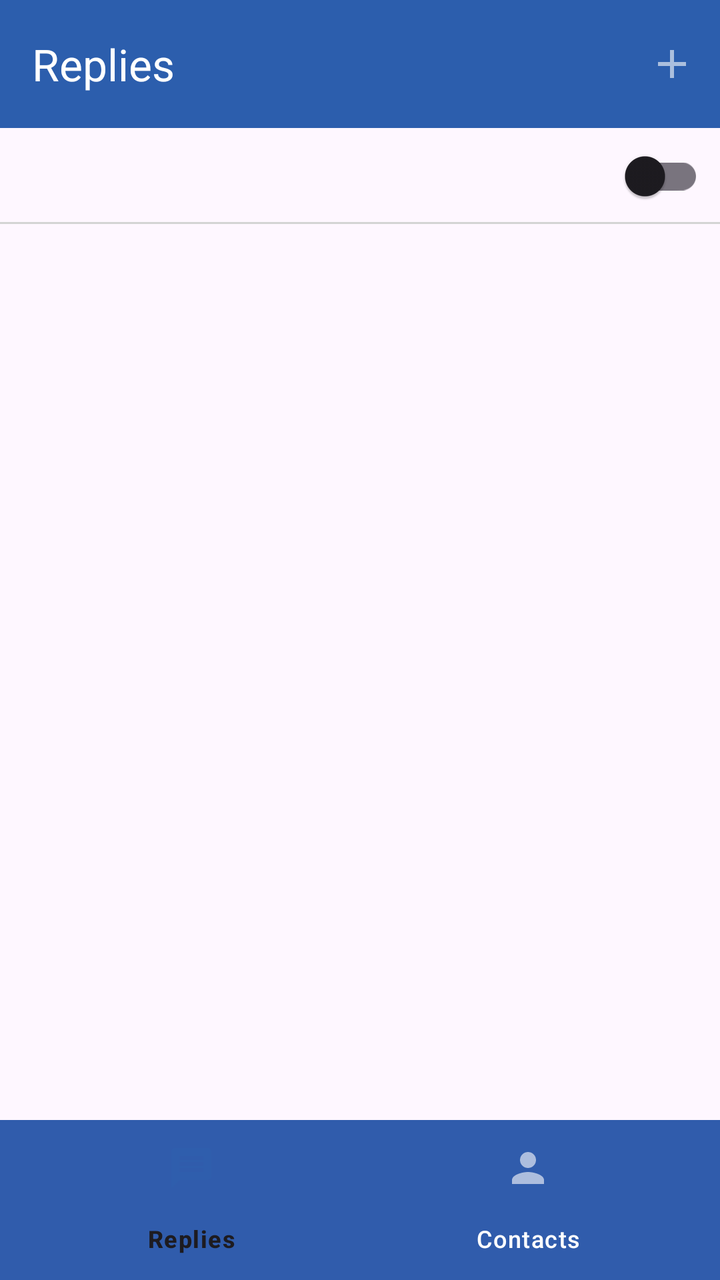
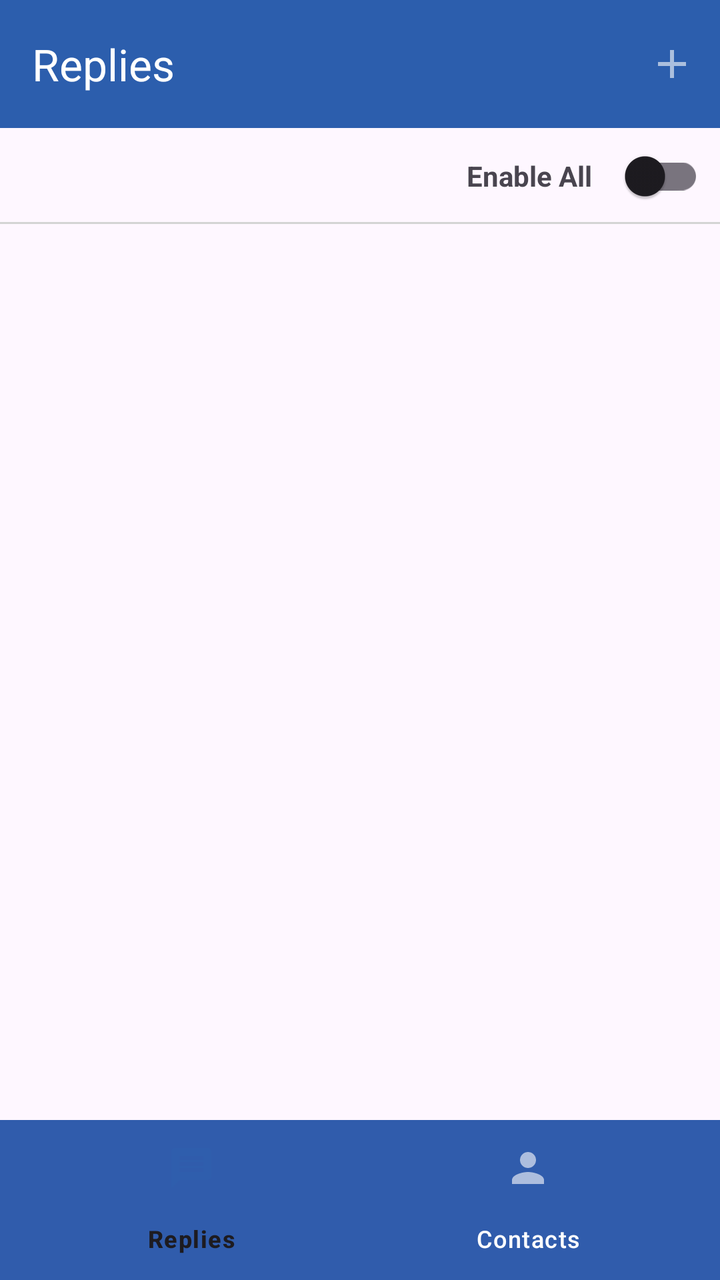

Screens rendered from an Android XML layout before and after an edit, with the pre-edit source and the edit as a unified diff.
<!-- AndroidManifest.xml: application theme Theme.CallSwitch -->
<!-- res/layout/fragment_replies.xml -->
<?xml version="1.0" encoding="utf-8"?>
<androidx.coordinatorlayout.widget.CoordinatorLayout xmlns:android="http://schemas.android.com/apk/res/android"
    xmlns:app="http://schemas.android.com/apk/res-auto"
    xmlns:tools="http://schemas.android.com/tools"
    android:id="@+id/main_fragment"
    android:layout_width="match_parent"
    android:layout_height="match_parent"
    tools:context=".RepliesActivity">

    <include layout="@layout/component_replies_app_bar"/>

    <RelativeLayout

        android:layout_width="match_parent"
        app:layout_behavior="@string/appbar_scrolling_view_behavior"
        android:layout_height="match_parent">

        <FrameLayout
            android:id="@+id/toggle_all_frame_view"
            android:layout_width="match_parent"
            android:layout_height="wrap_content">
            <com.google.android.material.switchmaterial.SwitchMaterial
                app:thumbIconSize="2dp"
                android:scrollbarSize="2dp"
                android:layout_gravity="end"
                android:id="@+id/toggle_all"
                android:layout_width="wrap_content"
                android:layout_height="wrap_content"
                android:layout_marginEnd="8dp"
                />
            <View
                android:layout_gravity="bottom"
                android:layout_width="match_parent"
                android:layout_height="1dp"
                android:background="@color/grey_3"/>
        </FrameLayout>
        <androidx.recyclerview.widget.RecyclerView
            android:paddingTop="16dp"
            android:layout_below="@id/toggle_all_frame_view"
            android:layout_width="match_parent"
            android:layout_height="match_parent"
            android:id="@+id/replies_recycler_view"
            android:layout_above="@id/bottom_nav_view"/>

        <include layout="@layout/component_bottom_nav_bar"
            android:id="@+id/bottom_nav_view"/>

    </RelativeLayout>


</androidx.coordinatorlayout.widget.CoordinatorLayout>
<!-- res/layout/component_replies_app_bar.xml (included above) -->
<?xml version="1.0" encoding="utf-8"?>
<com.google.android.material.appbar.AppBarLayout xmlns:android="http://schemas.android.com/apk/res/android"
    xmlns:app="http://schemas.android.com/apk/res-auto"
    android:id="@+id/toolbar_main"
    android:layout_width="match_parent"
    android:layout_height="wrap_content"
    android:fitsSystemWindows="true"
    app:liftOnScrollColor="@color/blue"
    app:liftOnScroll="true">

    <com.google.android.material.appbar.MaterialToolbar
        android:id="@+id/replies_toolbar"
        android:layout_width="match_parent"
        android:layout_height="wrap_content"
        android:minHeight="?attr/actionBarSize"
        app:menu="@menu/replies_menu"
        app:title="@string/replies_label"/>
</com.google.android.material.appbar.AppBarLayout>
<!-- res/layout/component_bottom_nav_bar.xml (included above) -->
<?xml version="1.0" encoding="utf-8"?>
<com.google.android.material.bottomnavigation.BottomNavigationView xmlns:android="http://schemas.android.com/apk/res/android"
    android:layout_width="match_parent"
    android:layout_height="wrap_content"
    android:fitsSystemWindows="true"
    android:id="@+id/bottom_nav_view"
    android:layout_alignParentBottom="true"
    xmlns:app="http://schemas.android.com/apk/res-auto"
    app:menu="@menu/bottom_navigation_menu" />
<!-- resources referenced by this layout -->
<resources>
  <color name="blue">#2C5EAD</color>
  <color name="grey_3">#d4d4d4</color>
  <string name="replies_label">Replies</string>
  <style name="Theme.CallSwitch" parent="Base.Theme.CallSwitch" />
  <style name="Base.Theme.CallSwitch" parent="Theme.Material3.DayNight.NoActionBar">
          
          
          <item name="colorSurface">@color/blue</item>
          <item name="toolbarStyle">@style/Widget.App.Toolbar</item>
          <item name="bottomNavigationStyle">@style/Widget.App.BottomNavigationView</item>
      </style>
  <style name="Widget.App.Toolbar" parent="Widget.Material3.Toolbar">
          <item name="materialThemeOverlay">@style/ThemeOverlay.App.Toolbar</item>
      </style>
  <style name="Widget.App.BottomNavigationView" parent="Widget.Material3.BottomNavigationView">
          <item name="materialThemeOverlay">@style/ThemeOverlay.App.BottomNavigationView</item>
      </style>
  <style name="ThemeOverlay.App.Toolbar" parent="">
          <item name="colorSurface">@color/blue</item>
          <item name="colorOnSurface">@color/blue</item>
          <item name="colorSurfaceContainer">@color/blue</item>
          <item name="colorOnSurfaceVariant">@color/white</item>
          <item name="titleTextColor">@color/white</item>
          <item name="iconTint">@color/white</item>
          <item name="textAppearanceTitleLarge">@style/TextAppearance.App.TitleLarge</item>
          <item name="textAppearanceTitleMedium">@style/TextAppearance.App.TitleMedium</item>
      </style>
  <style name="ThemeOverlay.App.BottomNavigationView" parent="">
          
          <item name="colorOnSurfaceVariant">@color/white</item>
          
          <item name="colorSurfaceContainer">@color/blue</item>
          
          <item name="colorSecondary">@color/blue</item>
          
          <item name="colorSecondaryContainer">@color/white</item>
          
          <item name="colorOnSecondaryContainer">@color/blue</item>
      </style>
  <color name="white">#FFFFFFFF</color>
  <style name="TextAppearance.App.TitleLarge" parent="TextAppearance.Material3.TitleLarge">
  
  
      </style>
  <style name="TextAppearance.App.TitleMedium" parent="TextAppearance.Material3.TitleMedium">
  
  
      </style>
</resources>

<!-- the commit's change to res/layout/fragment_replies.xml (unified diff, before → after) -->
@@ -19,15 +19,28 @@
             android:id="@+id/toggle_all_frame_view"
             android:layout_width="match_parent"
             android:layout_height="wrap_content">
-            <com.google.android.material.switchmaterial.SwitchMaterial
-                app:thumbIconSize="2dp"
-                android:scrollbarSize="2dp"
+            <LinearLayout
                 android:layout_gravity="end"
-                android:id="@+id/toggle_all"
+                android:gravity="center_vertical"
                 android:layout_width="wrap_content"
                 android:layout_height="wrap_content"
-                android:layout_marginEnd="8dp"
-                />
+                android:orientation="horizontal">
+                <TextView
+                    android:layout_marginEnd="8dp"
+                    android:layout_width="wrap_content"
+                    android:layout_height="wrap_content"
+                    android:text="@string/enable_all"
+                    android:textStyle="bold"/>
+                <com.google.android.material.switchmaterial.SwitchMaterial
+                    app:thumbIconSize="2dp"
+                    android:scrollbarSize="2dp"
+                    android:id="@+id/toggle_all"
+                    android:layout_width="wrap_content"
+                    android:layout_height="wrap_content"
+                    android:layout_marginEnd="8dp"
+                    />
+            </LinearLayout>
+
             <View
                 android:layout_gravity="bottom"
                 android:layout_width="match_parent"
<!-- resource entries referenced after the edit -->
@@ -2,6 +2,7 @@
 <resources>
   <color name="blue">#2C5EAD</color>
   <color name="grey_3">#d4d4d4</color>
+  <string name="enable_all">Enable All</string>
   <string name="replies_label">Replies</string>
   <style name="Theme.CallSwitch" parent="Base.Theme.CallSwitch" />
   <style name="Base.Theme.CallSwitch" parent="Theme.Material3.DayNight.NoActionBar">
